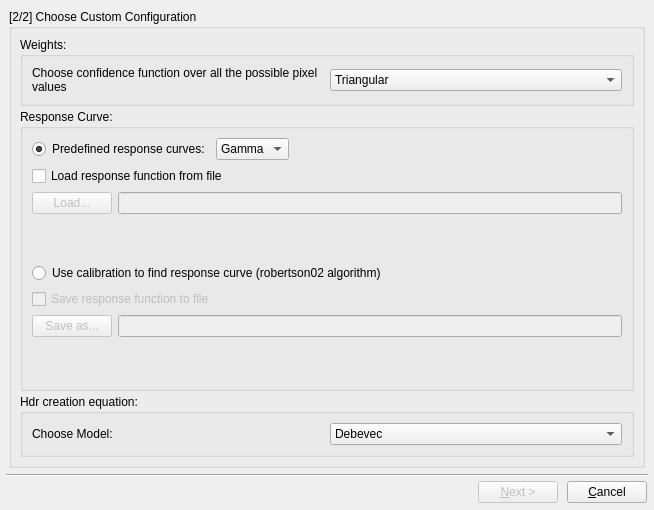
LuminanceHDR/LuminanceHDR, file forms/HdrWizard.ui: the form before one commit.
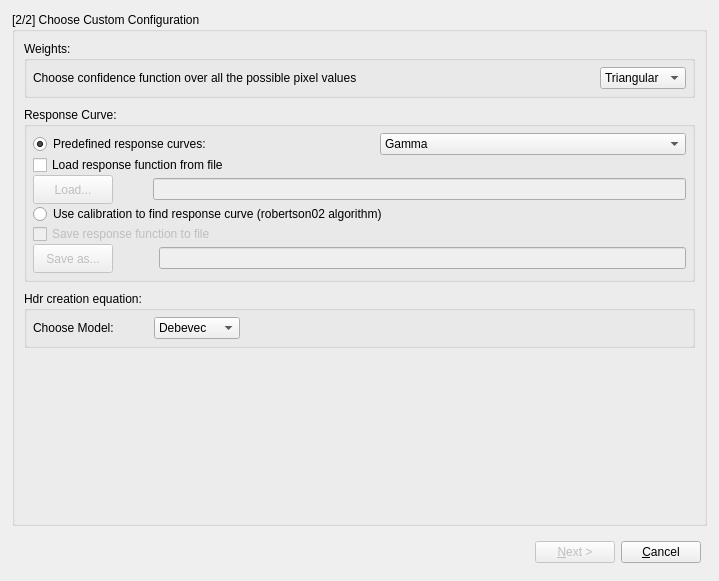
The form after the commit. The open tabs and pages were chosen to show the change. Icons and pictures are not drawn.

Commit message: A bit of restyling

What changed in the file:
```diff
--- a/forms/HdrWizard.ui
+++ b/forms/HdrWizard.ui
@@ -5,8 +5,8 @@
    <rect>
     <x>0</x>
     <y>0</y>
-    <width>654</width>
-    <height>510</height>
+    <width>719</width>
+    <height>581</height>
    </rect>
   </property>
   <property name="windowTitle" >
@@ -16,9 +16,17 @@
    <iconset resource="../icons.qrc" >
     <normaloff>:/new/prefix1/images/qtpfsgui.png</normaloff>:/new/prefix1/images/qtpfsgui.png</iconset>
   </property>
-  <layout class="QVBoxLayout" >
+  <layout class="QGridLayout" name="gridLayout_9" >
+   <property name="margin" >
+    <number>6</number>
+   </property>
    <property name="spacing" >
-    <number>3</number>
+    <number>9</number>
+   </property>
+   <item row="0" column="0" >
+    <layout class="QVBoxLayout" name="verticalLayout_9" >
+     <property name="spacing" >
+      <number>-1</number>
    </property>
    <property name="margin" >
     <number>6</number>
@@ -325,13 +333,7 @@
              <number>0</number>
             </property>
             <item>
-             <widget class="QProgressBar" name="progressBar" >
-              <property name="value" >
-               <number>0</number>
-              </property>
-              <property name="alignment" >
-               <set>Qt::AlignHCenter</set>
-              </property>
+               <widget class="Line" name="line" >
               <property name="orientation" >
                <enum>Qt::Horizontal</enum>
               </property>
@@ -752,29 +754,25 @@
       </layout>
      </widget>
      <widget class="QWidget" name="CustomConfigPage" >
-      <layout class="QVBoxLayout" >
-       <property name="spacing" >
-        <number>0</number>
-       </property>
-       <property name="margin" >
-        <number>3</number>
-       </property>
-       <item>
+        <layout class="QGridLayout" name="gridLayout_10" >
+         <item row="0" column="0" >
         <widget class="QGroupBox" name="groupBox_3" >
          <property name="title" >
           <string>[2/2] Choose Custom Configuration</string>
          </property>
-         <layout class="QVBoxLayout" >
+           <layout class="QGridLayout" name="gridLayout_8" >
+            <item row="0" column="0" >
+             <layout class="QVBoxLayout" name="verticalLayout_7" >
           <property name="spacing" >
-           <number>3</number>
+               <number>9</number>
           </property>
           <property name="margin" >
-           <number>8</number>
+               <number>9</number>
           </property>
           <item>
            <widget class="QGroupBox" name="groupBox_4" >
             <property name="sizePolicy" >
-             <sizepolicy vsizetype="Maximum" hsizetype="Preferred" >
+                 <sizepolicy vsizetype="Preferred" hsizetype="Preferred" >
               <horstretch>0</horstretch>
               <verstretch>0</verstretch>
              </sizepolicy>
@@ -782,34 +780,23 @@
             <property name="title" >
              <string>Weights:</string>
             </property>
-            <layout class="QGridLayout" >
-             <property name="margin" >
-              <number>9</number>
-             </property>
-             <property name="spacing" >
+                <layout class="QGridLayout" name="gridLayout" >
+                 <property name="verticalSpacing" >
               <number>6</number>
              </property>
-             <item row="0" column="1" >
-              <widget class="QComboBox" name="triGaussPlateauComboBox" >
-               <item>
-                <property name="text" >
-                 <string>Triangular</string>
-                </property>
-               </item>
-               <item>
-                <property name="text" >
-                 <string>Gaussian</string>
-                </property>
-               </item>
-               <item>
-                <property name="text" >
-                 <string>Plateau</string>
-                </property>
-               </item>
-              </widget>
-             </item>
              <item row="0" column="0" >
+                  <layout class="QHBoxLayout" name="horizontalLayout_6" >
+                   <property name="margin" >
+                    <number>6</number>
+                   </property>
+                   <item>
               <widget class="QLabel" name="label_tri_gaus_plateau" >
+                     <property name="sizePolicy" >
+                      <sizepolicy vsizetype="Preferred" hsizetype="Expanding" >
+                       <horstretch>0</horstretch>
+                       <verstretch>0</verstretch>
+                      </sizepolicy>
+                     </property>
                <property name="text" >
                 <string>&lt;p align="left">Choose confidence function
 over all the possible
@@ -820,29 +807,68 @@
                </property>
               </widget>
              </item>
+                   <item>
+                    <spacer name="horizontalSpacer_4" >
+                     <property name="orientation" >
+                      <enum>Qt::Horizontal</enum>
+                     </property>
+                     <property name="sizeType" >
+                      <enum>QSizePolicy::Preferred</enum>
+                     </property>
+                     <property name="sizeHint" stdset="0" >
+                      <size>
+                       <width>40</width>
+                       <height>20</height>
+                      </size>
+                     </property>
+                    </spacer>
+                   </item>
+                   <item>
+                    <widget class="QComboBox" name="triGaussPlateauComboBox" >
+                     <item>
+                      <property name="text" >
+                       <string>Triangular</string>
+                      </property>
+                     </item>
+                     <item>
+                      <property name="text" >
+                       <string>Gaussian</string>
+                      </property>
+                     </item>
+                     <item>
+                      <property name="text" >
+                       <string>Plateau</string>
+                      </property>
+                     </item>
+                    </widget>
+                   </item>
+                  </layout>
+                 </item>
             </layout>
            </widget>
           </item>
           <item>
            <widget class="QGroupBox" name="groupBox_5" >
+                <property name="sizePolicy" >
+                 <sizepolicy vsizetype="Preferred" hsizetype="Preferred" >
+                  <horstretch>0</horstretch>
+                  <verstretch>0</verstretch>
+                 </sizepolicy>
+                </property>
             <property name="title" >
              <string>Response Curve:</string>
             </property>
-            <layout class="QVBoxLayout" >
-             <property name="spacing" >
+                <layout class="QGridLayout" name="gridLayout_6" >
+                 <property name="verticalSpacing" >
               <number>6</number>
              </property>
+                 <item row="0" column="0" >
+                  <layout class="QVBoxLayout" name="verticalLayout_5" >
              <property name="margin" >
-              <number>9</number>
+                    <number>6</number>
              </property>
              <item>
-              <layout class="QHBoxLayout" >
-               <property name="spacing" >
-                <number>6</number>
-               </property>
-               <property name="margin" >
-                <number>0</number>
-               </property>
+                    <layout class="QHBoxLayout" name="horizontalLayout_7" >
                <item>
                 <widget class="QRadioButton" name="predefRespCurveRadioButton" >
                  <property name="sizePolicy" >
@@ -859,6 +885,22 @@
                  </property>
                 </widget>
                </item>
+                     <item>
+                      <spacer>
+                       <property name="orientation" >
+                        <enum>Qt::Horizontal</enum>
+                       </property>
+                       <property name="sizeType" >
+                        <enum>QSizePolicy::Minimum</enum>
+                       </property>
+                       <property name="sizeHint" stdset="0" >
+                        <size>
+                         <width>40</width>
+                         <height>20</height>
+                        </size>
+                       </property>
+                      </spacer>
+                     </item>
                <item>
                 <widget class="QComboBox" name="gammaLinLogComboBox" >
                  <property name="sizePolicy" >
@@ -884,29 +926,8 @@
                  </item>
                 </widget>
                </item>
-               <item>
-                <spacer>
-                 <property name="orientation" >
-                  <enum>Qt::Horizontal</enum>
-                 </property>
-                 <property name="sizeHint" stdset="0" >
-                  <size>
-                   <width>40</width>
-                   <height>20</height>
-                  </size>
-                 </property>
-                </spacer>
-               </item>
-              </layout>
-             </item>
-             <item>
-              <layout class="QVBoxLayout" >
-               <property name="spacing" >
-                <number>6</number>
-               </property>
-               <property name="margin" >
-                <number>0</number>
-               </property>
+                    </layout>
+                   </item>
                <item>
                 <widget class="QCheckBox" name="loadRespCurveFromFileCheckbox" >
                  <property name="sizePolicy" >
@@ -921,23 +942,39 @@
                 </widget>
                </item>
                <item>
-                <layout class="QHBoxLayout" >
-                 <property name="spacing" >
-                  <number>6</number>
-                 </property>
-                 <property name="margin" >
-                  <number>0</number>
-                 </property>
+                    <layout class="QHBoxLayout" name="horizontalLayout_8" >
                  <item>
                   <widget class="QPushButton" name="loadRespCurveFileButton" >
                    <property name="enabled" >
                     <bool>false</bool>
                    </property>
+                       <property name="minimumSize" >
+                        <size>
+                         <width>0</width>
+                         <height>29</height>
+                        </size>
+                       </property>
                    <property name="text" >
                     <string>Load...</string>
                    </property>
                   </widget>
                  </item>
+                     <item>
+                      <spacer name="horizontalSpacer_5" >
+                       <property name="orientation" >
+                        <enum>Qt::Horizontal</enum>
+                       </property>
+                       <property name="sizeType" >
+                        <enum>QSizePolicy::Preferred</enum>
+                       </property>
+                       <property name="sizeHint" stdset="0" >
+                        <size>
+                         <width>40</width>
+                         <height>20</height>
+                        </size>
+                       </property>
+                      </spacer>
+                     </item>
                  <item>
                   <widget class="QLineEdit" name="RespCurveFileLoadedLineEdit" >
                    <property name="enabled" >
@@ -950,21 +987,6 @@
                  </item>
                 </layout>
                </item>
-              </layout>
-             </item>
-             <item>
-              <spacer>
-               <property name="orientation" >
-                <enum>Qt::Vertical</enum>
-               </property>
-               <property name="sizeHint" stdset="0" >
-                <size>
-                 <width>20</width>
-                 <height>16</height>
-                </size>
-               </property>
-              </spacer>
-             </item>
              <item>
               <widget class="QRadioButton" name="recoverRespCurveRadio" >
                <property name="text" >
@@ -973,14 +995,6 @@
               </widget>
              </item>
              <item>
-              <layout class="QVBoxLayout" >
-               <property name="spacing" >
-                <number>6</number>
-               </property>
-               <property name="margin" >
-                <number>0</number>
-               </property>
-               <item>
                 <widget class="QCheckBox" name="saveRespCurveToFileCheckbox" >
                  <property name="enabled" >
                   <bool>false</bool>
@@ -1009,11 +1023,33 @@
                    <property name="enabled" >
                     <bool>false</bool>
                    </property>
+                       <property name="minimumSize" >
+                        <size>
+                         <width>0</width>
+                         <height>29</height>
+                        </size>
+                       </property>
                    <property name="text" >
                     <string>Save as...</string>
                    </property>
                   </widget>
                  </item>
+                     <item>
+                      <spacer name="horizontalSpacer_6" >
+                       <property name="orientation" >
+                        <enum>Qt::Horizontal</enum>
+                       </property>
+                       <property name="sizeType" >
+                        <enum>QSizePolicy::Preferred</enum>
+                       </property>
+                       <property name="sizeHint" stdset="0" >
+                        <size>
+                         <width>40</width>
+                         <height>20</height>
+                        </size>
+                       </property>
+                      </spacer>
+                     </item>
                  <item>
                   <widget class="QLineEdit" name="CurveFileNameSaveLineEdit" >
                    <property name="enabled" >
@@ -1028,33 +1064,31 @@
                </item>
               </layout>
              </item>
-             <item>
-              <spacer>
-               <property name="orientation" >
-                <enum>Qt::Vertical</enum>
-               </property>
-               <property name="sizeHint" stdset="0" >
-                <size>
-                 <width>20</width>
-                 <height>20</height>
-                </size>
-               </property>
-              </spacer>
-             </item>
             </layout>
            </widget>
           </item>
           <item>
            <widget class="QGroupBox" name="groupBox_6" >
+                <property name="sizePolicy" >
+                 <sizepolicy vsizetype="Minimum" hsizetype="Preferred" >
+                  <horstretch>0</horstretch>
+                  <verstretch>0</verstretch>
+                 </sizepolicy>
+                </property>
             <property name="title" >
              <string>Hdr creation equation:</string>
             </property>
-            <layout class="QHBoxLayout" >
-             <property name="spacing" >
+                <layout class="QGridLayout" name="gridLayout_7" >
+                 <property name="verticalSpacing" >
               <number>6</number>
+                 </property>
+                 <item row="0" column="0" >
+                  <layout class="QHBoxLayout" name="horizontalLayout_9" >
+                   <property name="sizeConstraint" >
+                    <enum>QLayout::SetDefaultConstraint</enum>
              </property>
              <property name="margin" >
-              <number>9</number>
+                    <number>6</number>
              </property>
              <item>
               <widget class="QLabel" name="label_choosemodel" >
@@ -1063,6 +1097,22 @@
                </property>
               </widget>
              </item>
+                   <item>
+                    <spacer name="horizontalSpacer_7" >
+                     <property name="orientation" >
+                      <enum>Qt::Horizontal</enum>
+                     </property>
+                     <property name="sizeType" >
+                      <enum>QSizePolicy::Minimum</enum>
+                     </property>
+                     <property name="sizeHint" stdset="0" >
+                      <size>
+                       <width>40</width>
+                       <height>20</height>
+                      </size>
+                     </property>
+                    </spacer>
+                   </item>
              <item>
               <widget class="QComboBox" name="modelComboBox" >
                <item>
@@ -1077,39 +1127,62 @@
                </item>
               </widget>
              </item>
-            </layout>
-           </widget>
-          </item>
-         </layout>
-        </widget>
-       </item>
-      </layout>
-     </widget>
-    </widget>
-   </item>
    <item>
-    <widget class="Line" name="line" >
+                    <spacer name="horizontalSpacer_3" >
      <property name="orientation" >
       <enum>Qt::Horizontal</enum>
      </property>
+                     <property name="sizeHint" stdset="0" >
+                      <size>
+                       <width>40</width>
+                       <height>20</height>
+                      </size>
+                     </property>
+                    </spacer>
+                   </item>
+                  </layout>
+                 </item>
+                </layout>
     </widget>
    </item>
    <item>
-    <layout class="QHBoxLayout" >
+               <spacer name="verticalSpacer" >
+                <property name="orientation" >
+                 <enum>Qt::Vertical</enum>
+                </property>
+                <property name="sizeHint" stdset="0" >
+                 <size>
+                  <width>20</width>
+                  <height>40</height>
+                 </size>
+                </property>
+               </spacer>
+              </item>
+             </layout>
+            </item>
+           </layout>
+          </widget>
+         </item>
+        </layout>
+       </widget>
+      </widget>
+     </item>
+     <item>
+      <layout class="QHBoxLayout" name="horizontalLayout_5" >
      <property name="spacing" >
-      <number>9</number>
+        <number>6</number>
      </property>
      <property name="margin" >
-      <number>1</number>
+        <number>6</number>
      </property>
      <item>
-      <spacer>
+        <spacer name="horizontalSpacer_2" >
        <property name="orientation" >
         <enum>Qt::Horizontal</enum>
        </property>
        <property name="sizeHint" stdset="0" >
         <size>
-         <width>141</width>
+           <width>40</width>
          <height>20</height>
         </size>
        </property>
@@ -1135,6 +1208,9 @@
     </layout>
    </item>
   </layout>
+   </item>
+  </layout>
+  <zorder></zorder>
  </widget>
  <layoutdefault spacing="0" margin="0" />
  <resources>
```
Left out of the diff: 378 changed lines with no effect on the pictures. Lines whose indentation alone changed are shown as unchanged.
